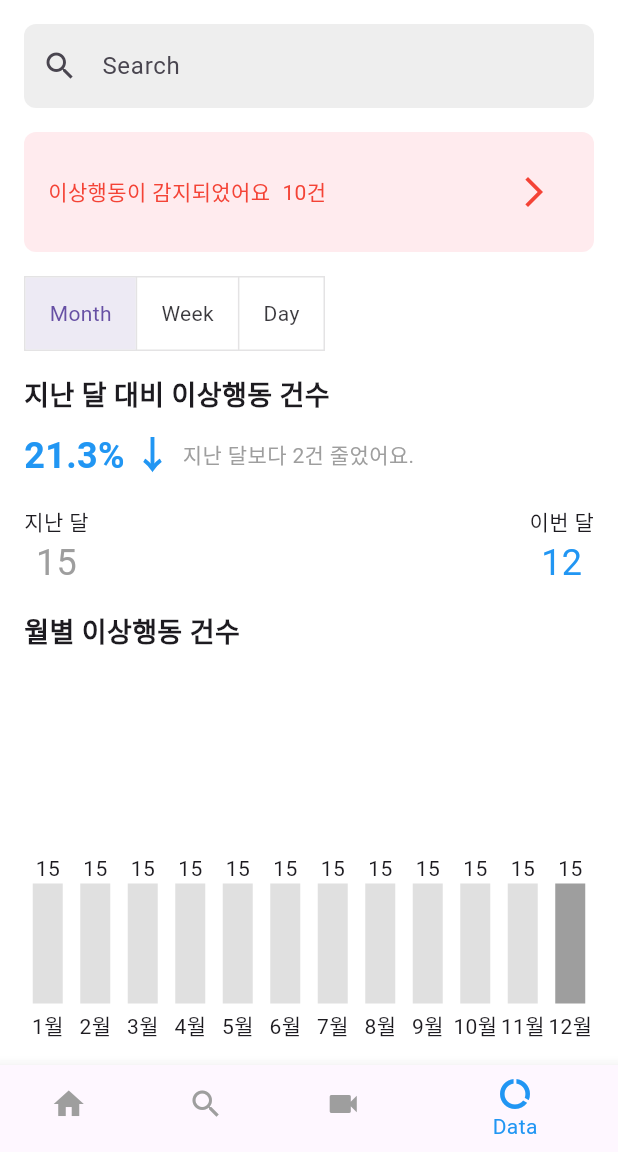
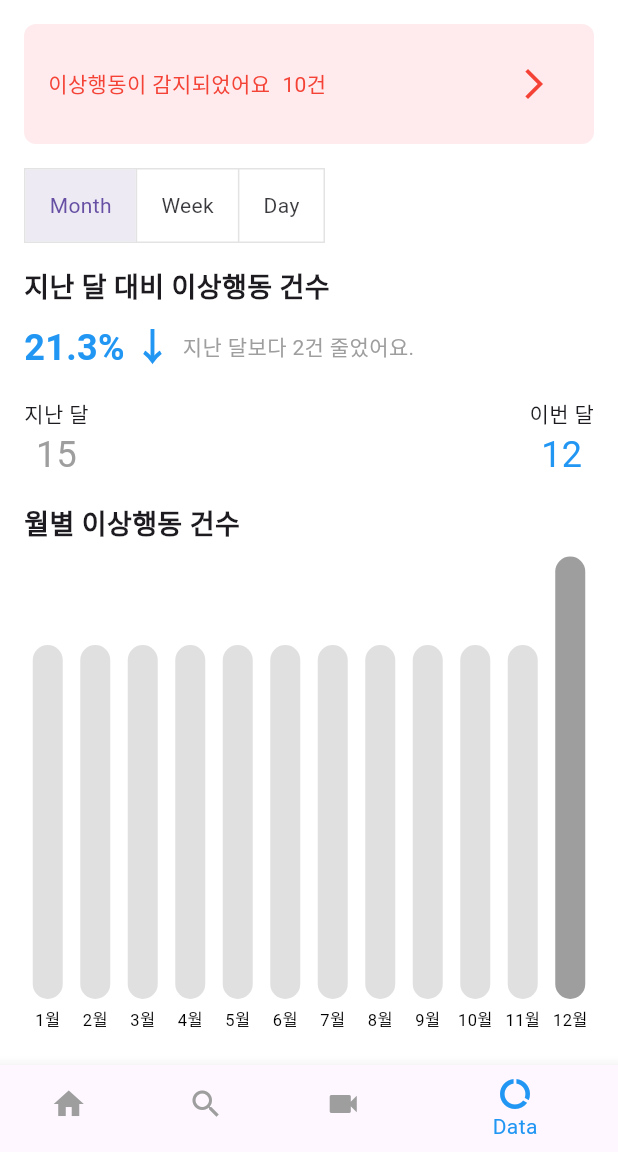
Before and after one commit to TABA-4-Roses-1-Thorn/daboa_front, a Flutter app: the DataScreen screen opened directly, on a phone screen of 412 x 824 dp, the part 84-1236 px from its top. Run offline on Flutter 3.47's test engine with Material 3 defaults, Android fonts, the phone set to English and light mode, and no system bars; drawn by our look-alikes of fl_chart; our stand-ins replace shared_preferences; accounts and stored records are empty.

Commit message:
통계부분 library 가져와서 사용하기

```diff
--- a/lib/screens/data_screen.dart
+++ b/lib/screens/data_screen.dart
@@ -1,4 +1,5 @@
 import 'package:flutter/material.dart';
+import 'package:fl_chart/fl_chart.dart';
 import 'search_screen.dart';
 import 'cctv_view_screen.dart';
 import 'home_screen.dart';
@@ -26,19 +27,6 @@ class _DataScreenState extends State<DataScreen> {
         child: Column(
           crossAxisAlignment: CrossAxisAlignment.start,
           children: [
-            TextField(
-              decoration: InputDecoration(
-                hintText: 'Search',
-                prefixIcon: Icon(Icons.search),
-                border: OutlineInputBorder(
-                  borderRadius: BorderRadius.circular(8.0),
-                  borderSide: BorderSide.none,
-                ),
-                filled: true,
-                fillColor: Colors.grey[200],
-              ),
-            ),
-            SizedBox(height: 16),
             Container(
               padding: EdgeInsets.all(16),
               decoration: BoxDecoration(
@@ -215,22 +203,29 @@ class _DataScreenState extends State<DataScreen> {
         ),
         SizedBox(height: 8),
         Expanded(
-          child: Row(
-            children: List.generate(
-              12,
-                  (index) => Expanded(
-                child: Column(
-                  mainAxisAlignment: MainAxisAlignment.end,
-                  children: [
-                    Text('15'),
-                    Container(
+          child: BarChart(
+            BarChartData(
+              alignment: BarChartAlignment.spaceAround,
+              barGroups: List.generate(12, (index) {
+                return BarChartGroupData(
+                  x: index,
+                  barRods: [
+                    BarChartRodData(
+                      y: index == 11 ? 15 : 12,
+                      colors: [index == 11 ? Colors.grey : Colors.grey[300]!],
                       width: 20,
-                      height: 80,
-                      color: index == 11 ? Colors.grey : Colors.grey[300],
                     ),
-                    SizedBox(height: 4),
-                    Text('${index + 1}월'),
                   ],
+                );
+              }),
+              borderData: FlBorderData(show: false),
+              titlesData: FlTitlesData(
+                leftTitles: SideTitles(showTitles: false),
+                bottomTitles: SideTitles(
+                  showTitles: true,
+                  getTitles: (double value) {
+                    return '${value.toInt() + 1}월';
+                  },
                 ),
               ),
             ),
@@ -303,22 +298,29 @@ class _DataScreenState extends State<DataScreen> {
         ),
         SizedBox(height: 8),
         Expanded(
-          child: Row(
-            children: List.generate(
-              5,
-                  (index) => Expanded(
-                child: Column(
-                  mainAxisAlignment: MainAxisAlignment.end,
-                  children: [
-                    Text('15'),
-                    Container(
+          child: BarChart(
+            BarChartData(
+              alignment: BarChartAlignment.spaceAround,
+              barGroups: List.generate(5, (index) {
+                return BarChartGroupData(
+                  x: index,
+                  barRods: [
+                    BarChartRodData(
+                      y: index == 4 ? 15 : 12,
+                      colors: [index == 4 ? Colors.grey : Colors.grey[300]!],
                       width: 20,
-                      height: 80,
-                      color: index == 4 ? Colors.grey : Colors.grey[300],
                     ),
-                    SizedBox(height: 4),
-                    Text('주 ${index + 1}'),
                   ],
+                );
+              }),
+              borderData: FlBorderData(show: false),
+              titlesData: FlTitlesData(
+                leftTitles: SideTitles(showTitles: false),
+                bottomTitles: SideTitles(
+                  showTitles: true,
+                  getTitles: (double value) {
+                    return '주 ${value.toInt() + 1}';
+                  },
                 ),
               ),
             ),
@@ -391,22 +393,29 @@ class _DataScreenState extends State<DataScreen> {
         ),
         SizedBox(height: 8),
         Expanded(
-          child: Row(
-            children: List.generate(
-              7,
-                  (index) => Expanded(
-                child: Column(
-                  mainAxisAlignment: MainAxisAlignment.end,
-                  children: [
-                    Text('15'),
-                    Container(
+          child: BarChart(
+            BarChartData(
+              alignment: BarChartAlignment.spaceAround,
+              barGroups: List.generate(7, (index) {
+                return BarChartGroupData(
+                  x: index,
+                  barRods: [
+                    BarChartRodData(
+                      y: index == 6 ? 15 : 12,
+                      colors: [index == 6 ? Colors.grey : Colors.grey[300]!],
                       width: 20,
-                      height: 80,
-                      color: index == 6 ? Colors.grey : Colors.grey[300],
                     ),
-                    SizedBox(height: 4),
-                    Text(['월', '화', '수', '목', '금', '토', '일'][index]),
                   ],
+                );
+              }),
+              borderData: FlBorderData(show: false),
+              titlesData: FlTitlesData(
+                leftTitles: SideTitles(showTitles: false),
+                bottomTitles: SideTitles(
+                  showTitles: true,
+                  getTitles: (double value) {
+                    return ['월', '화', '수', '목', '금', '토', '일'][value.toInt()];
+                  },
                 ),
               ),
             ),
--- a/pubspec.yaml
+++ b/pubspec.yaml
@@ -34,6 +34,7 @@ dependencies:
   shared_preferences: ^2.0.7
   flutter_spinkit: ^5.1.0
   intl: ^0.17.0
+  fl_chart: 0.36.0
 
 
 
```
